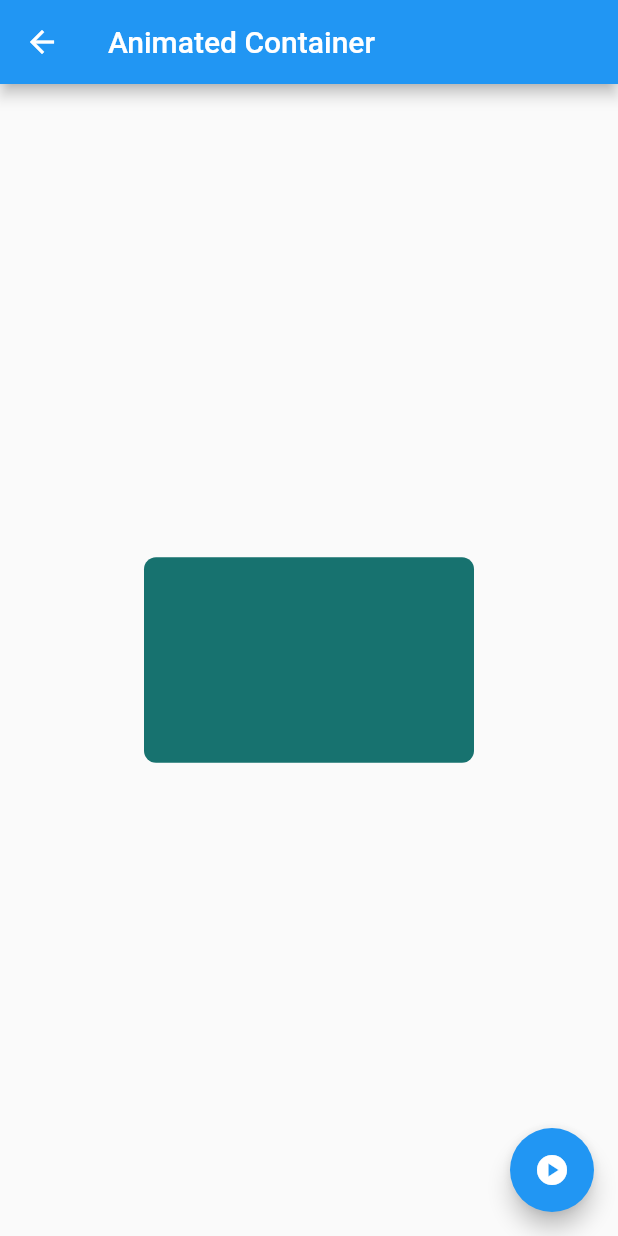
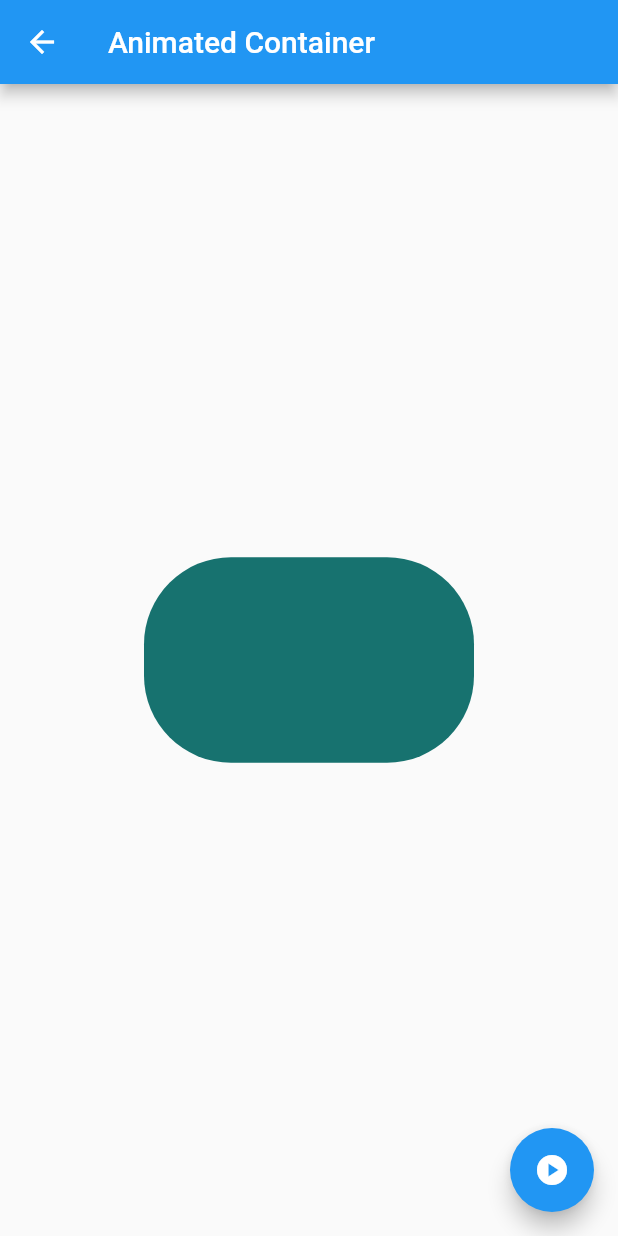
Before and after one commit to Ramseths/flutter_components, a Flutter app: the AnimatedContainerPage screen opened by its route, after a tap on the "play circle" icon, on a phone screen of 412 x 824 dp. Run offline on Flutter 3.47's test engine with Material 2 defaults, Android fonts, the phone set to English and light mode, and no system bars.

Commit message:
Colocando los curves en el container

```diff
--- a/lib/src/pages/animated_container.dart
+++ b/lib/src/pages/animated_container.dart
@@ -21,7 +21,9 @@ class _AnimatedContainerPageState extends State<AnimatedContainerPage> {
         title: Text('Animated Container'),
       ),
       body: Center(
-        child: Container(
+        child: AnimatedContainer(
+          duration: Duration(milliseconds: 500),
+          curve: Curves.fastOutSlowIn,
           width: _width,
           height: _heigth,
           decoration: BoxDecoration(
@@ -47,6 +49,7 @@ class _AnimatedContainerPageState extends State<AnimatedContainerPage> {
         random.nextInt(255),
         random.nextInt(255),
         1);
+      _borderRadius = BorderRadius.circular(random.nextInt(100).toDouble());
     });
   }
 }
```
